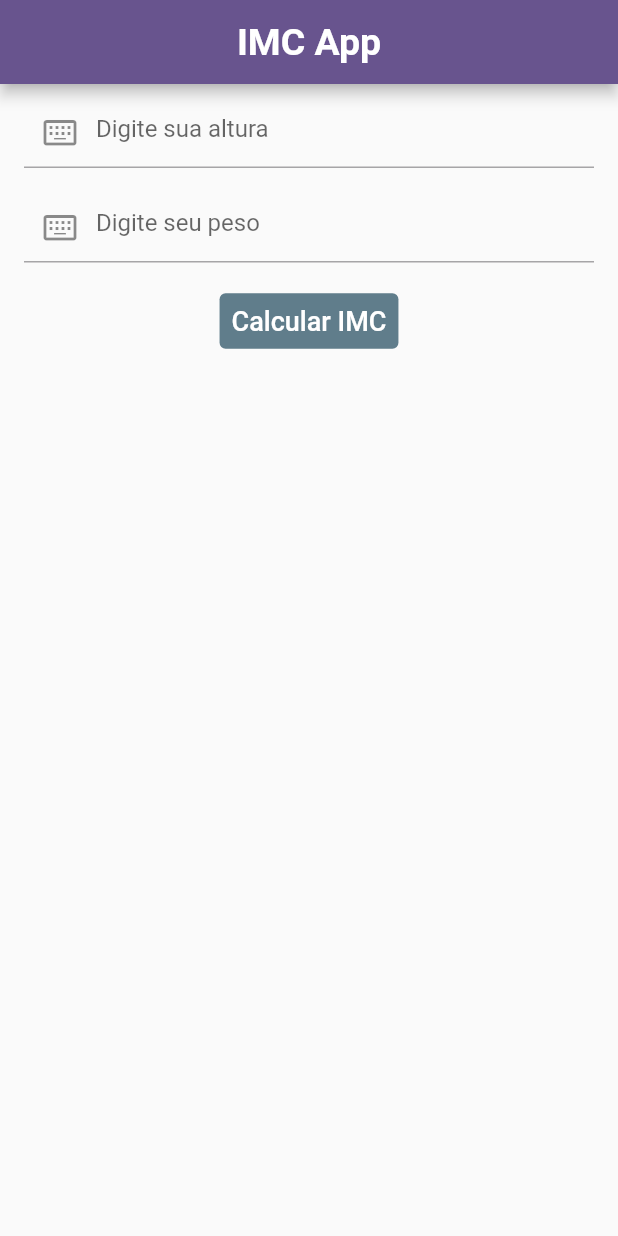
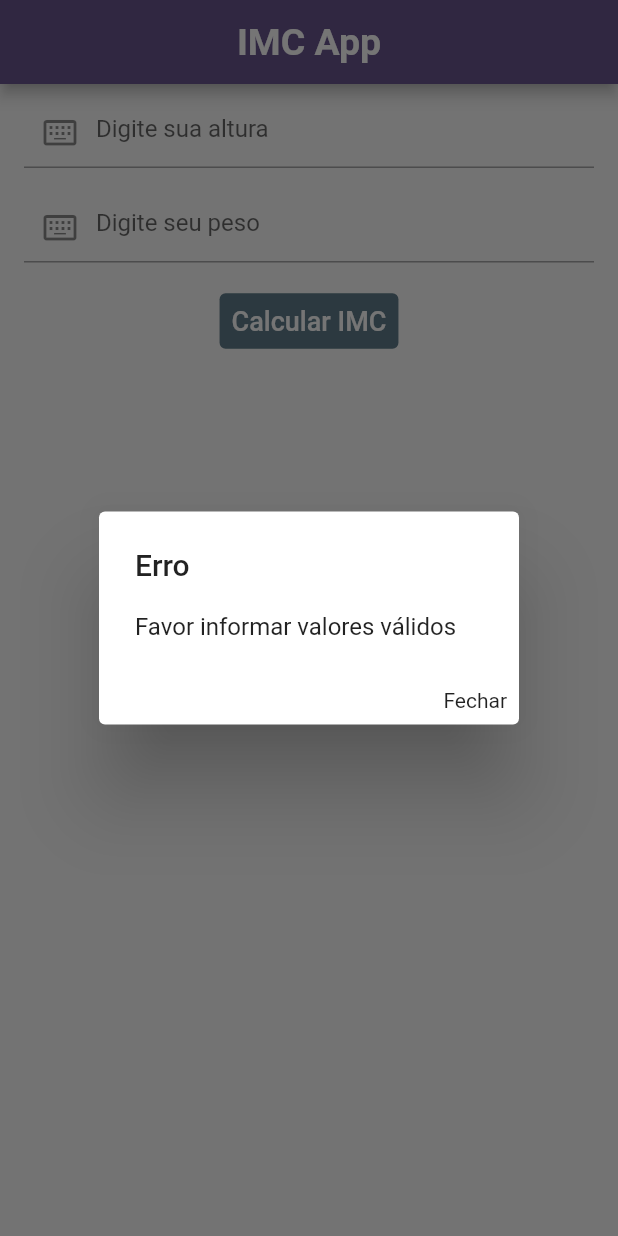
Before and after one commit to DiegoLimaDev/imc_flutter, a Flutter app: the screen it shows after launch, after a tap on "Calcular IMC", on a phone screen of 412 x 824 dp. Run offline on Flutter 3.47's test engine with Material 2 defaults, Android fonts, the phone set to English and light mode, and no system bars.

Commit message:
[feat]erro dialog

```diff
--- a/lib/pages/home.dart
+++ b/lib/pages/home.dart
@@ -17,11 +17,16 @@ class _HomePageState extends State<HomePage> {
   List<double> imcList = <double>[];
 
   Future<void> addImc(String h, String w) async {
-    var height = double.tryParse(h);
-    var weight = double.tryParse(w);
-    await imcRepo.addImc(ImcModel(height!, weight!));
-    imcList = await imcRepo.getImcs();
-    setState(() {});
+    try {
+      var height = double.parse(h);
+      var weight = double.parse(w);
+      await imcRepo.addImc(ImcModel(height, weight));
+      imcList = await imcRepo.getImcs();
+      setState(() {});
+    } catch (e) {
+      myDialog();
+      return;
+    }
   }
 
   Future<void> getImcs() async {
@@ -50,6 +55,27 @@ class _HomePageState extends State<HomePage> {
     return Colors.red;
   }
 
+  void _close() {
+    Navigator.pop(context);
+  }
+
+  Future<dynamic> myDialog() {
+    return showDialog(
+        context: context,
+        builder: (_) {
+          return AlertDialog(
+              title: const Text('Erro'),
+              content: const Text('Favor informar valores válidos'),
+              actions: [
+                InkWell(
+                    onTap: () {
+                      _close();
+                    },
+                    child: const Text('Fechar'))
+              ]);
+        });
+  }
+
   @override
   void initState() {
     super.initState();
@@ -73,9 +99,6 @@ class _HomePageState extends State<HomePage> {
             TextField(
               controller: heightController,
               keyboardType: TextInputType.number,
-              // inputFormatters: <TextInputFormatter>[
-              //   FilteringTextInputFormatter.allow(r'/^[0-9]+.[0-9]+$'),
-              // ],
               decoration: const InputDecoration(
                   hintText: 'Digite sua altura',
                   prefixIcon: Icon(Icons.keyboard_alt_outlined)),
@@ -86,9 +109,6 @@ class _HomePageState extends State<HomePage> {
             TextField(
               controller: weightController,
               keyboardType: TextInputType.number,
-              inputFormatters: <TextInputFormatter>[
-                FilteringTextInputFormatter.digitsOnly
-              ],
               decoration: const InputDecoration(
                   hintText: 'Digite seu peso',
                   prefixIcon: Icon(Icons.keyboard_alt_outlined)),
```
